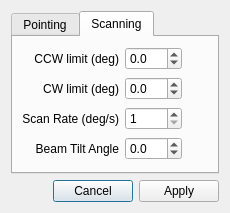
NCAR/HCR_instrument, file src/hcrgui/AntennaModeDialog.ui: the form before one commit.
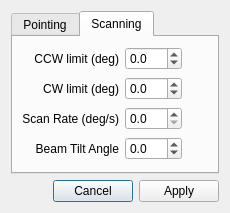
The form after the commit.

Commit message: Allow specifying scan rate to 0.1 deg/s precision.

What changed in the file:
```diff
--- a/src/hcrgui/AntennaModeDialog.ui
+++ b/src/hcrgui/AntennaModeDialog.ui
@@ -110,16 +110,6 @@
          </property>
         </widget>
        </item>
-       <item row="2" column="1">
-        <widget class="QSpinBox" name="scanRateSpinBox">
-         <property name="minimum">
-          <number>1</number>
-         </property>
-         <property name="maximum">
-          <number>90</number>
-         </property>
-        </widget>
-       </item>
        <item row="0" column="1">
         <widget class="QDoubleSpinBox" name="ccwLimitSpinBox">
          <property name="decimals">
@@ -175,6 +165,16 @@
          </property>
         </widget>
        </item>
+       <item row="2" column="1">
+        <widget class="QDoubleSpinBox" name="scanRateSpinBox">
+         <property name="decimals">
+          <number>1</number>
+         </property>
+         <property name="singleStep">
+          <double>0.100000000000000</double>
+         </property>
+        </widget>
+       </item>
       </layout>
      </widget>
     </widget>
```
